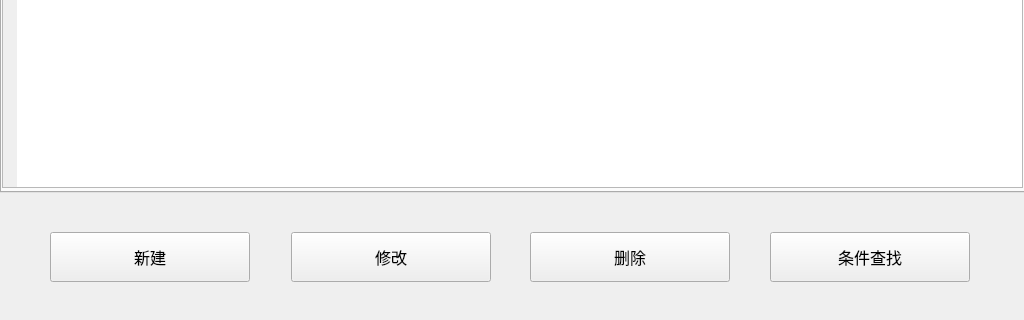
Before: the Qt Designer form managertablewindow.ui in Arnowsx/ManangerClient2, drawn with Qt 5; both pictures show x 0 to 1024 and y 448 to 768 of the 1024 by 768 pixel window.
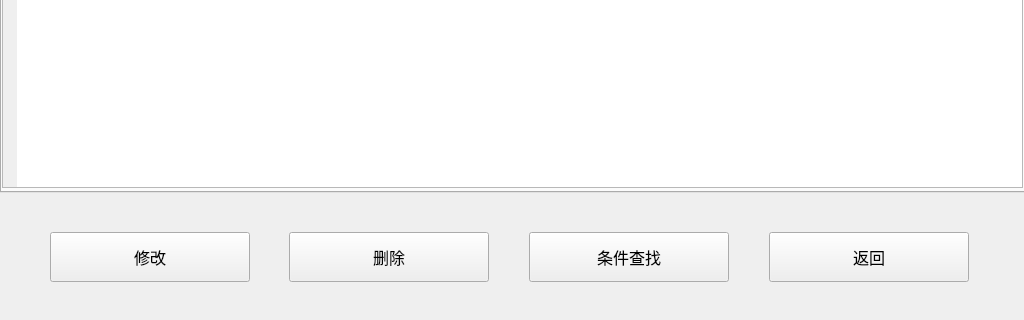
After: the same form once the commit is applied. The open tabs and pages were chosen to show the change.

Patch:
```diff
--- a/managertablewindow.ui
+++ b/managertablewindow.ui
@@ -187,29 +187,10 @@
     </widget>
    </widget>
   </widget>
-  <widget class="QPushButton" name="newPushButton">
-   <property name="geometry">
-    <rect>
-     <x>50</x>
-     <y>680</y>
-     <width>200</width>
-     <height>50</height>
-    </rect>
-   </property>
-   <property name="font">
-    <font>
-     <family>Noto Sans CJK SC Regular</family>
-     <pointsize>12</pointsize>
-    </font>
-   </property>
-   <property name="text">
-    <string>新建</string>
-   </property>
-  </widget>
   <widget class="QPushButton" name="updatePushButton">
    <property name="geometry">
     <rect>
-     <x>291</x>
+     <x>50</x>
      <y>680</y>
      <width>200</width>
      <height>50</height>
@@ -228,7 +209,7 @@
   <widget class="QPushButton" name="deletePushButton">
    <property name="geometry">
     <rect>
-     <x>530</x>
+     <x>289</x>
      <y>680</y>
      <width>200</width>
      <height>50</height>
@@ -247,7 +228,7 @@
   <widget class="QPushButton" name="searchPushButton">
    <property name="geometry">
     <rect>
-     <x>770</x>
+     <x>529</x>
      <y>680</y>
      <width>200</width>
      <height>50</height>
@@ -263,6 +244,25 @@
     <string>条件查找</string>
    </property>
   </widget>
+  <widget class="QPushButton" name="returnPushButton">
+   <property name="geometry">
+    <rect>
+     <x>769</x>
+     <y>680</y>
+     <width>200</width>
+     <height>50</height>
+    </rect>
+   </property>
+   <property name="font">
+    <font>
+     <family>Noto Sans CJK SC Regular</family>
+     <pointsize>12</pointsize>
+    </font>
+   </property>
+   <property name="text">
+    <string>返回</string>
+   </property>
+  </widget>
  </widget>
  <resources/>
  <connections/>
```
Left out of the diff: 2 changed lines with no effect on the pictures.
